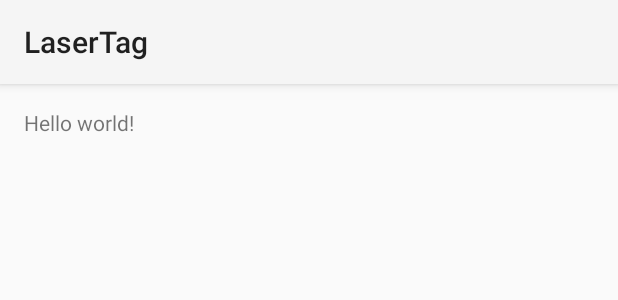
After one commit to EpicVS/HackCMU2015, an Android app: the layout activity_how_to_play.xml on its own in the app's theme, with its tools: preview values and no code run, on a phone screen of 412 x 824 dp. The commit adds this screen. Shown: the top 300 px of the screen. Run offline under Robolectric (Android 15) with nearby library versions, the phone set to English and light mode, and no system bars.

Commit message:
Added "How to play"

```diff
--- a/app/src/main/AndroidManifest.xml
+++ b/app/src/main/AndroidManifest.xml
@@ -24,6 +24,10 @@
             android:name=".JoinGameActivity"
             android:label="@string/title_activity_join_game" >
         </activity>
+        <activity
+            android:name=".HowToPlayActivity"
+            android:label="@string/title_activity_how_to_play" >
+        </activity>
     </application>
 
 </manifest>
--- /dev/null
+++ b/app/src/main/res/layout/activity_how_to_play.xml
@@ -0,0 +1,12 @@
+<RelativeLayout xmlns:android="http://schemas.android.com/apk/res/android"
+    xmlns:tools="http://schemas.android.com/tools" android:layout_width="match_parent"
+    android:layout_height="match_parent" android:paddingLeft="@dimen/activity_horizontal_margin"
+    android:paddingRight="@dimen/activity_horizontal_margin"
+    android:paddingTop="@dimen/activity_vertical_margin"
+    android:paddingBottom="@dimen/activity_vertical_margin"
+    tools:context="hackcmu.lasertag.HowToPlayActivity">
+
+    <TextView android:text="@string/hello_world" android:layout_width="wrap_content"
+        android:layout_height="wrap_content" />
+
+</RelativeLayout>
--- /dev/null
+++ b/app/src/main/res/menu/menu_how_to_play.xml
@@ -0,0 +1,6 @@
+<menu xmlns:android="http://schemas.android.com/apk/res/android"
+    xmlns:tools="http://schemas.android.com/tools"
+    tools:context="hackcmu.lasertag.HowToPlayActivity">
+    <item android:id="@+id/action_settings" android:title="@string/action_settings"
+        android:orderInCategory="100" android:showAsAction="never" />
+</menu>
--- a/app/src/main/res/values/strings.xml
+++ b/app/src/main/res/values/strings.xml
@@ -15,4 +15,5 @@
 
     <string name="hello_world">Hello world!</string>
     <string name="title_activity_join_game">Join Game</string>
+    <string name="title_activity_how_to_play">How to Play</string>
 </resources>
```
Also changed, not shown: app/src/main/java/hackcmu/lasertag/HowToPlayActivity.java (added, +37 -0 lines), app/src/main/java/hackcmu/lasertag/MainActivity.java (+8 -0 lines), 3 other files.
